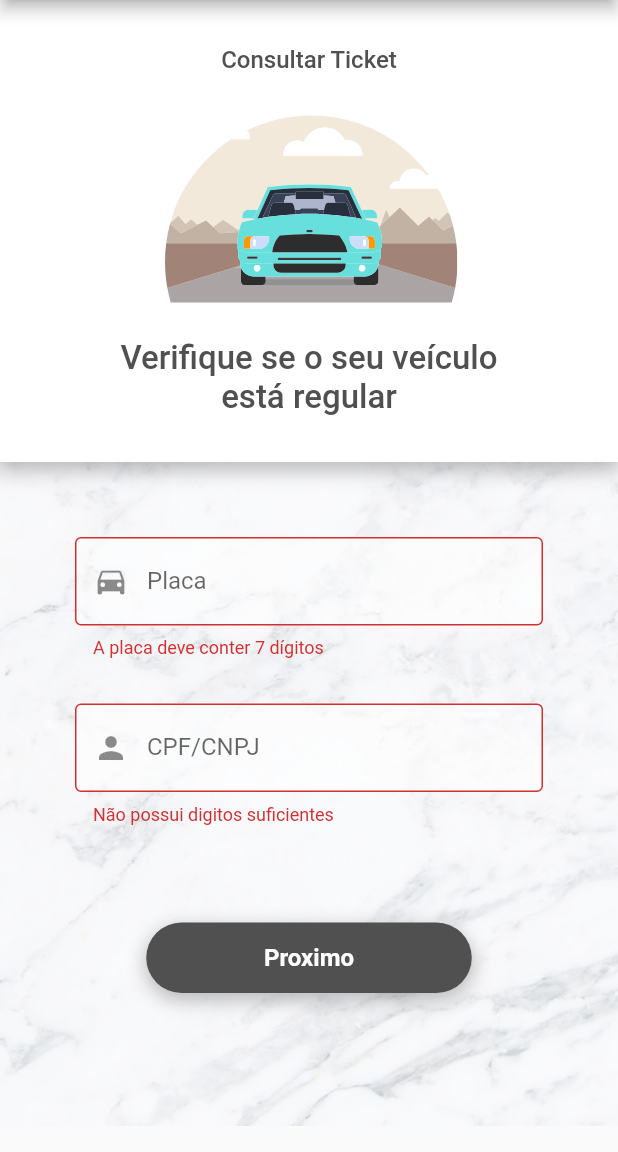
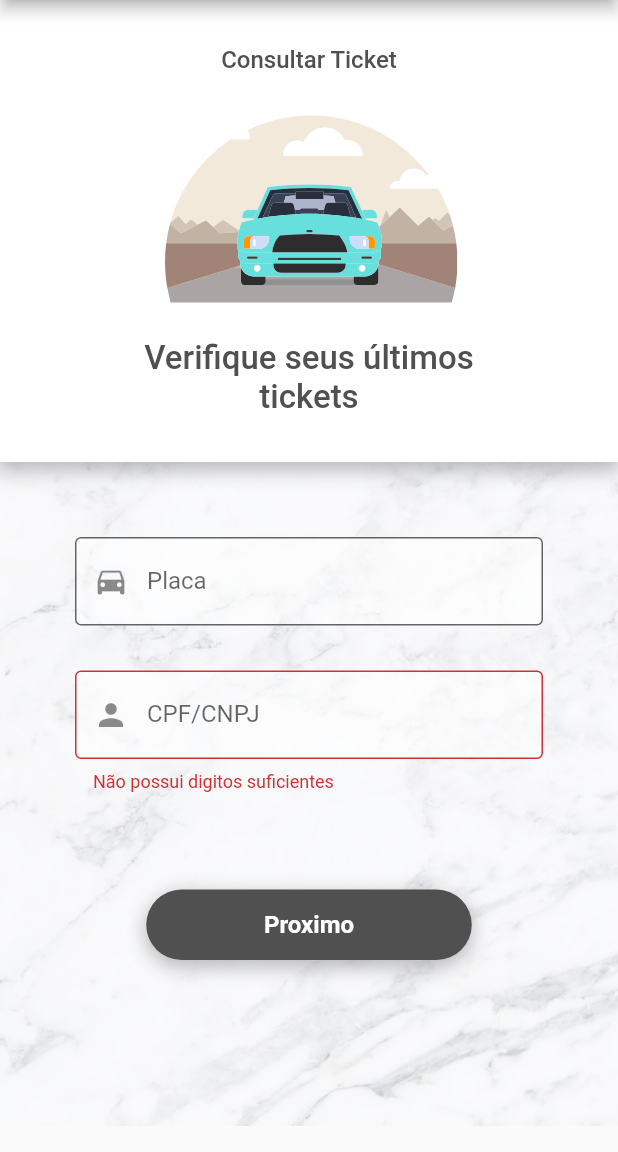
Before and after one commit to bouscs/davidzonecidadao, a Flutter app: the ConsultarTicket screen opened directly, after a tap on "Proximo", on a phone screen of 412 x 824 dp, the part 84-1236 px from its top. Run offline on Flutter 3.47's test engine with Material 2 defaults, Android fonts, the phone set to English and light mode, and no system bars; our stand-ins replace animated_splash_screen, cloud_firestore, firebase_auth, firebase_core, flutter_credit_card, flutter_svg and 5 more; accounts and stored records are empty; generated files the repository leaves out were written again.

Commit message:
Ticket History added

```diff
--- a/lib/main.dart
+++ b/lib/main.dart
@@ -219,7 +219,7 @@ class bottomContainer extends StatelessWidget {
               //height: MediaQuery.of(context).size.height/2.5,
             //),
             CustomButton(text: 'Comprar Ticket', screen: ComprarTicket(), validation: 1,),
-            //CustomButton(text: 'Consultar Ticket', screen: ConsultarTicket(), validation: 1,),
+            CustomButton(text: 'Histórico', screen: ConsultarTicket(), validation: 1,),
             CustomButton(text: 'Mapa Municipal', screen: MapaMunicipal(), validation: 1,),
           ],
         ),
--- a/lib/screens/ConsultarTicket.dart
+++ b/lib/screens/ConsultarTicket.dart
@@ -1,7 +1,9 @@
+import 'package:davidzonecidadao/screens/HistoricoTickets.dart';
 import 'package:flutter/material.dart';
 import 'package:flutter_svg/flutter_svg.dart';
 import 'package:davidzonecidadao/main.dart';
 import 'package:davidzonecidadao/screens/ComprarTicket.dart';
+import 'package:cloud_firestore/cloud_firestore.dart';
 
 class ConsultarTicket extends StatelessWidget {
   const ConsultarTicket({Key? key}) : super(key: key);
@@ -24,7 +26,7 @@ class ConsultarTicket extends StatelessWidget {
                   uppertext: 'Consultar Ticket',
                   image: SvgPicture.asset('assets/car_art.svg'),
                   imageheight: 137,
-                  bottomtext: 'Verifique se o seu veículo\nestá regular',
+                  bottomtext: 'Verifique seus últimos\ntickets',
                 ),
                 bottomContainerConsultarTicket(),
               ],
@@ -58,42 +60,60 @@ class _bottomContainerConsultarTicket
     super.dispose();
   }
 
-  int verifyPlate(String plate) {
+  bool verifyPlate(String plate) {
     const letters = 3;
     const nums = 4;
 
     plate = plate.toUpperCase();
     // Check the length
     if (plate.length != (letters + nums)) {
-      return 1;
+      return false;
     }
     // Check the letters
     for (int l = 0; l < letters; l++) {
       if (!plate[l].contains(new RegExp(r'[A-Z]'))) {
-        return 2;
+        return false;
       }
     }
     // Check the numbers
     for (int n = letters; n < (letters + nums); n++) {
       if (!plate[n].contains(new RegExp(r'[0-9]'))) {
-        return 3;
+        return false;
       }
     }
-    return 0;
+    return true;
   }
 
-  String getPlateMessage(int plateCode) {
-    late String message;
+  bool verifyMercosulPlate(String plate) {
+    const letters = 4;
+    const nums = 3;
 
-    if (plateCode == 1) {
-      message = "A placa deve conter 7 dígitos";
-    } else if (plateCode == 2) {
-      message = "A placa deve começar com 3 letras em sequencia";
-    } else if (plateCode == 3) {
-      message = "A placa deve terminar com 4 numeros em sequencia";
+    plate = plate.toUpperCase();
+
+    if (plate.length != (letters + nums)) {
+      return false;
     }
 
-    return message;
+    for (int l = 0; l < 3; l++) {
+      if (!plate[l].contains(new RegExp(r'[A-Z]'))) {
+        return false;
+      }
+    }
+
+    if (!plate[3].contains(new RegExp(r'[0-9]'))) {
+      return false;
+    }
+
+    if (!plate[4].contains(new RegExp(r'[A-Z]'))) {
+      return false;
+    }
+
+    for (int n = 5; n < 7; n++) {
+      if (!plate[n].contains(new RegExp(r'[0-9]'))) {
+        return false;
+      }
+    }
+    return true;
   }
 
   int verifyId(String id) {
@@ -149,9 +169,7 @@ class _bottomContainerConsultarTicket
                 border: OutlineInputBorder(),
                 labelText: 'Placa',
                 hintText: 'ABC1234',
-                errorText: _validatePlate
-                    ? getPlateMessage(verifyPlate(_plate.text.toString()))
-                    : null,
+                errorText: _validatePlate ? "Digite uma placa válida" : null,
               ),
             ),
             SizedBox(
@@ -200,47 +218,20 @@ class _bottomContainerConsultarTicket
                       verifyId(_id.text.toString()) != 0
                           ? _validateId = true
                           : _validateId = false;
-                      verifyPlate(_plate.text.toString()) != 0
+                      verifyPlate(_id.text.toString()) ||
+                          verifyMercosulPlate(_id.text.toString()) == true
                           ? _validatePlate = true
                           : _validatePlate = false;
                     });
                     if (!_validateId && !_validatePlate) {
-                      var cidadaoInfo = CidadaoInfo(_id.text.toString(), _plate.text.toString());
-                      showDialog(context: context, builder: (BuildContext context){
-                        return AlertDialog(
-                          title: Text('Atenção!'),
-                          content: SingleChildScrollView(
-                            child: ListBody(
-                              children: [
-                                Text('Confirme sua Placa, Não há reembolso por erro de digitação.'),
-                                SizedBox(height: 15),
-                                Text('Placa: ${cidadaoInfo.plate.toUpperCase()}'),
-                              ],
-                            ),
-                          ),
-                          actions: [
-                            FlatButton(
-                                onPressed: () {
-                                  Navigator.pop(context);
-                                },
-                                child: Text('Editar')),
-                            FlatButton(
-                                onPressed: () {
-
-                                },
-                                child: Text('Confirmar'))
-                          ],
-                        );
-                      });
-                      /*
                       Navigator.push(
                         context,
                         MaterialPageRoute(
-                            builder: (context) => SelecionarTempo(
-                              cidadaoInfo: cidadaoInfo,
+                            builder: (context) => HistoricoTickets(
+                              cpfCnpj: _id.text.toString(),
+                              placa: _plate.text.toString(),
                             )),
                       );
-                      */
                     }
                   },
                   child: Text(
```
Also changed, not shown: lib/screens/CodigoPix.dart (+11 -2 lines), lib/screens/HistoricoTickets.dart (added, +172 -0 lines).
